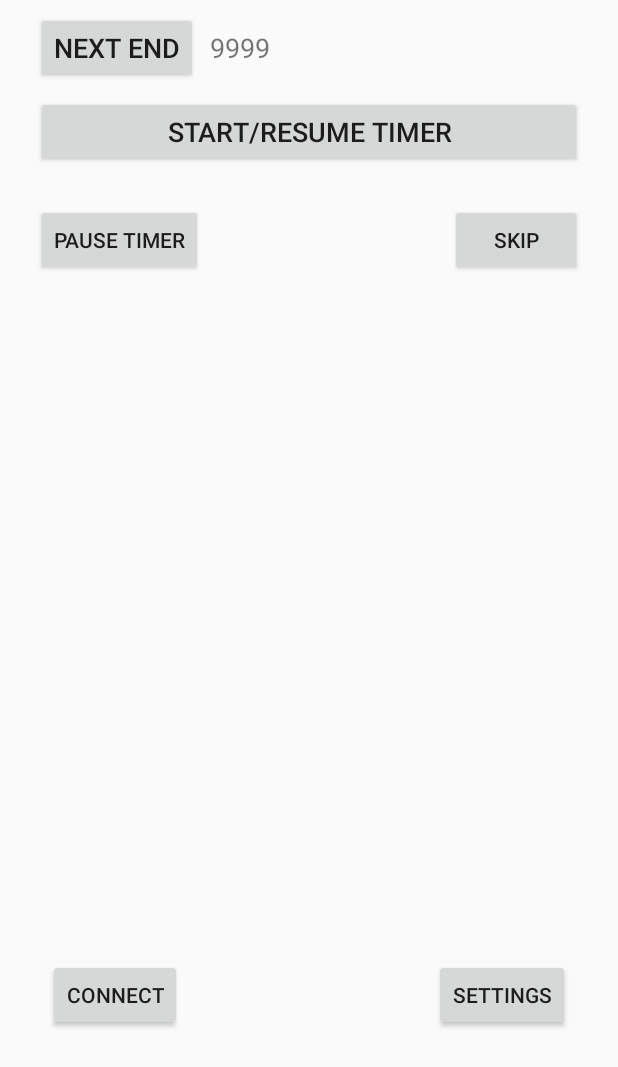
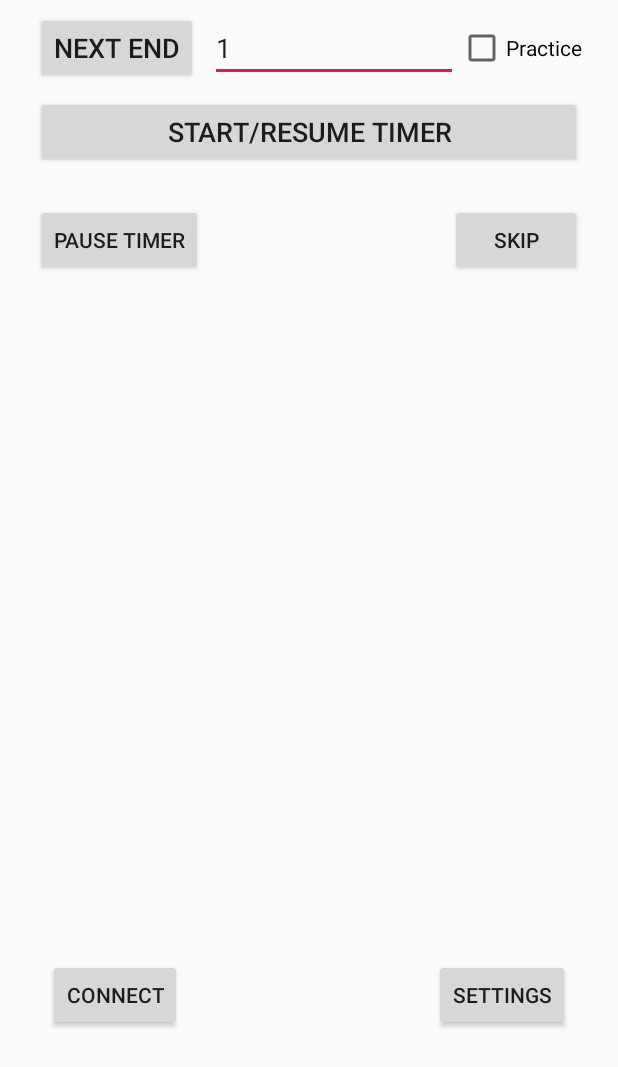
Before and after one commit to steveicarus/archery-timer, an Android app: the screen it shows after launch (MainActivity), after a tap on "NEXT END", on a phone screen of 412 x 824 dp, the part 169-1236 px from its top. Run offline under Robolectric (Android 15) with nearby library versions, the light colour scheme and no system bars.

Commit message:
Give the remote app the means to control the end number.

```diff
--- a/archery_timer_remote/app/src/main/java/com/icarus/archery_timer_remote/ArcheryTimer.java
+++ b/archery_timer_remote/app/src/main/java/com/icarus/archery_timer_remote/ArcheryTimer.java
@@ -22,6 +22,17 @@ public class ArcheryTimer extends Application implements NsdManager.DiscoveryLis
     // This is the service type that we search for to look for the Icarus
     // Archery Timer device that we will remote control.
     private final static String SERVICE_TYPE = "_icarus_archery_timer._tcp";
+
+    // Save/recall the state of the practice end entry box.
+    private String save_end_number_ = "1";
+    private boolean save_practice_flag_ = false;
+    void save_end_state(String end_number, boolean practice_flag) {
+        save_end_number_ = end_number;
+        save_practice_flag_ = practice_flag;
+    }
+
+    String get_end_number() { return save_end_number_; }
+    boolean get_practice_flag() { return save_practice_flag_; }
 
     private NsdManager nsdManager;
 
--- a/archery_timer_remote/app/src/main/java/com/icarus/archery_timer_remote/MainActivity.java
+++ b/archery_timer_remote/app/src/main/java/com/icarus/archery_timer_remote/MainActivity.java
@@ -4,13 +4,15 @@ import androidx.appcompat.app.AppCompatActivity;
 
 import android.content.Intent;
 import android.os.Bundle;
+import android.util.Log;
 import android.view.View;
+import android.widget.CheckBox;
 import android.widget.TextView;
 
 import java.net.Socket;
 
 public class MainActivity extends AppCompatActivity implements GetCommandResponse {
-    // private final static String DTAG = "MainActivity";
+    private final static String DTAG = "MainActivity";
 
     /*
      * Return the ArcheryTimer application instance for this object.
@@ -23,7 +25,30 @@ public class MainActivity extends AppCompatActivity implements GetCommandRespons
     @Override
     protected void onCreate(Bundle savedInstanceState) {
         super.onCreate(savedInstanceState);
+        Log.d(DTAG, "onCreate()");
         setContentView(R.layout.activity_main);
+    }
+
+    @Override
+    protected void onStart() {
+        super.onStart();
+        Log.d(DTAG, "onStart()");
+        ArcheryTimer app = getArcheryTimer();
+        TextView end_number = findViewById(R.id.end_number);
+        CheckBox practice_check = findViewById(R.id.practice_check);
+        end_number.setText(app.get_end_number());
+        practice_check.setChecked(app.get_practice_flag());
+    }
+
+    @Override
+    protected void onStop() {
+        super.onStop();
+        ArcheryTimer app = getArcheryTimer();
+        TextView end_number = findViewById(R.id.end_number);
+        CheckBox practice_check = findViewById(R.id.practice_check);
+        app.save_end_state(end_number.getText().toString(),
+                           practice_check.isChecked() ? true : false);
+        Log.d(DTAG, "onStop()");
     }
 
     /** Called when the user taps the Connect button */
@@ -45,6 +70,11 @@ public class MainActivity extends AppCompatActivity implements GetCommandRespons
             (new CommandResponse(this)).execute(cmd);
     }
 
+    private void send_command(String cmd, String arg1, String arg2) {
+        Socket timer_port = getArcheryTimer().get_socket();
+        if (timer_port.isConnected())
+            (new CommandResponse(this)).execute(cmd, arg1, arg2);
+    }
     /*
      * Asynchronous response from the send_command (CommandResponse instance)
      * is handled in this method.
@@ -69,7 +99,11 @@ public class MainActivity extends AppCompatActivity implements GetCommandRespons
 
 
     public void next_end_button_click(View view) {
-        send_command("next-end");
+        TextView end_number = findViewById(R.id.end_number);
+        CheckBox practice_check = findViewById(R.id.practice_check);
+        String use_end = end_number.getText().toString();
+        String use_practice = practice_check.isChecked() ? "practice" : "no-practice";
+        send_command("next-end", use_end, use_practice);
     }
 
     public void start_timer_button_click(View view) {
@@ -89,8 +123,14 @@ public class MainActivity extends AppCompatActivity implements GetCommandRespons
         view.setText(text);
     }
 
+    // This is called by the onCommandResponse() method when the
+    // next-end command returns its response.
     public void set_next_end_display(String text) {
-        TextView view = findViewById(R.id.end_number);
-        view.setText(text);
+        ArcheryTimer app = getArcheryTimer();
+        TextView end_number = findViewById(R.id.end_number);
+        end_number.setText(text);
+        CheckBox practice_check = findViewById(R.id.practice_check);
+        app.save_end_state(end_number.getText().toString(),
+                           practice_check.isChecked() ? true : false);
     }
 }
--- a/archery_timer_remote/app/src/main/res/layout/activity_main.xml
+++ b/archery_timer_remote/app/src/main/res/layout/activity_main.xml
@@ -26,13 +26,10 @@
         android:layout_width="wrap_content"
         android:layout_height="wrap_content"
         android:layout_marginStart="24dp"
-        android:layout_marginLeft="24dp"
         android:layout_marginTop="8dp"
         android:onClick="next_end_button_click"
         android:text="@string/next_end_button"
         android:textSize="18sp"
-        app:layout_constraintEnd_toStartOf="@+id/end_number"
-        app:layout_constraintHorizontal_bias="0.5"
         app:layout_constraintStart_toStartOf="parent"
         app:layout_constraintTop_toBottomOf="@+id/textView" />
 
@@ -75,21 +72,6 @@
         app:layout_constraintEnd_toEndOf="parent"
         app:layout_constraintTop_toBottomOf="@+id/start_timer_button" />
 
-    <TextView
-        android:id="@+id/end_number"
-        android:layout_width="0dp"
-        android:layout_height="wrap_content"
-        android:layout_marginStart="8dp"
-        android:layout_marginLeft="8dp"
-        android:layout_marginEnd="24dp"
-        android:layout_marginRight="24dp"
-        android:text="9999"
-        android:textSize="18sp"
-        app:layout_constraintBaseline_toBaselineOf="@+id/next_end_button"
-        app:layout_constraintEnd_toEndOf="parent"
-        app:layout_constraintHorizontal_bias="0.5"
-        app:layout_constraintStart_toEndOf="@+id/next_end_button" />
-
     <Button
         android:id="@+id/connect_button"
         android:layout_width="wrap_content"
@@ -123,5 +105,27 @@
         app:layout_constraintBottom_toBottomOf="parent"
         app:layout_constraintEnd_toEndOf="parent" />
 
+    <CheckBox
+        android:id="@+id/practice_check"
+        android:layout_width="wrap_content"
+        android:layout_height="wrap_content"
+        android:layout_marginTop="16dp"
+        android:layout_marginEnd="24dp"
+        android:text="@string/practice_check"
+        app:layout_constraintEnd_toEndOf="parent"
+        app:layout_constraintTop_toBottomOf="@+id/textView" />
+
+    <EditText
+        android:id="@+id/end_number"
+        android:layout_width="0dp"
+        android:layout_height="wrap_content"
+        android:layout_marginStart="8dp"
+        android:ems="10"
+        android:inputType="number"
+        android:text="1"
+        app:layout_constraintBaseline_toBaselineOf="@+id/next_end_button"
+        app:layout_constraintEnd_toStartOf="@+id/practice_check"
+        app:layout_constraintStart_toEndOf="@+id/next_end_button" />
+
 
 </androidx.constraintlayout.widget.ConstraintLayout>
--- a/archery_timer_remote/app/src/main/res/values/strings.xml
+++ b/archery_timer_remote/app/src/main/res/values/strings.xml
@@ -22,4 +22,5 @@
     <string name="expert_connect_help">If the service is not discovered, use the fields and buttons below to attempt to manually enter network details to connect to the timer gadget.</string>
     <string name="discovered_server_help">The timer gadget should be found automatically. Use this button to connect to it.</string>
     <string name="disconnect_help">However you connected, you can use this \"disconnect\" button to disconnect again to make the gadget available to other remotes.</string>
+    <string name="practice_check">Practice</string>
 </resources>
```
Also changed, not shown: 4 other files.
